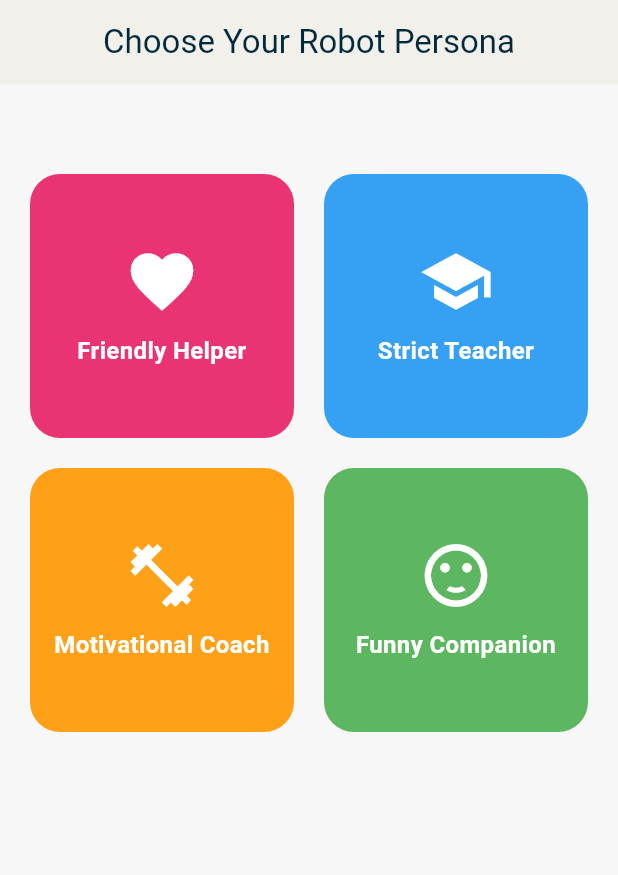
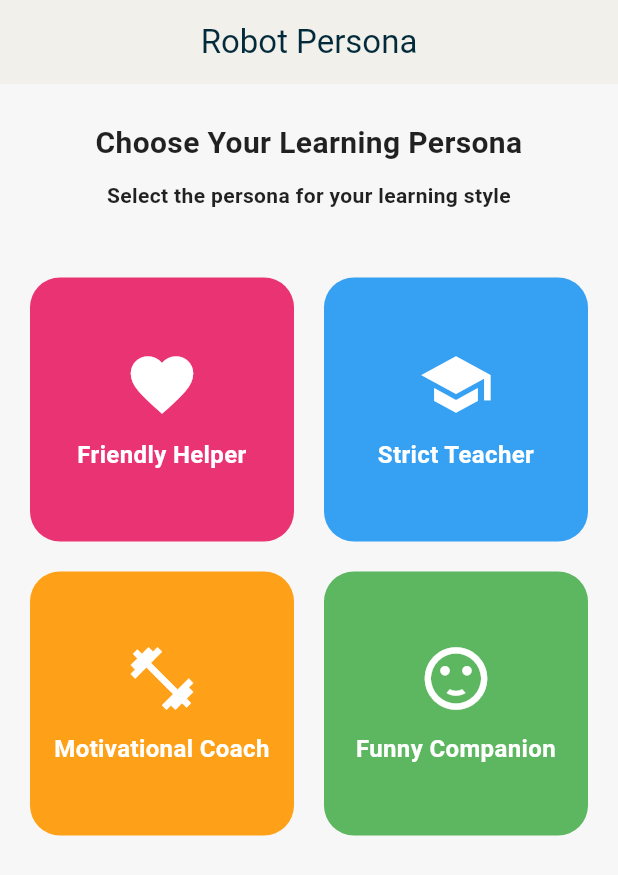
Before and after one commit to EleonoraVis1/Robot-Tutor, a Flutter app: the ScreenBayminStudent screen opened by its route, on a phone screen of 412 x 824 dp. Shown: the top 875 px of the screen. Run offline on Flutter 3.47's test engine with Material 3 defaults, Android fonts, the phone set to English and light mode, and no system bars; our stand-ins replace cloud_firestore, file_picker, firebase_auth, firebase_core, firebase_messaging, firebase_storage and 9 more; missing offline and left inert: flutter_web_bluetooth; accounts and stored records are empty; project files that could hold a hidden picture were left out.

Commit message:
Updated Persona page to include some text instead of having a basic selection screen.

```diff
--- a/lib/screens/general/students/screen_baymin_student.dart
+++ b/lib/screens/general/students/screen_baymin_student.dart
@@ -52,7 +52,7 @@ class _ScreenBaymindStudentState extends ConsumerState<ScreenBayminStudent> {
 
     return Scaffold(
       appBar: AppBar(
-        title: const Text("Choose Your Robot Persona"),
+        title: const Text("Robot Persona"),
         centerTitle: true,
       ),
       body: personaAsync.when(
@@ -61,10 +61,26 @@ class _ScreenBaymindStudentState extends ConsumerState<ScreenBayminStudent> {
         data: (currentPersona) {
           return Column(
             children: [
-              const SizedBox(height: 40),
-
+              const SizedBox(height: 25),
+              const Text(
+                "Choose Your Learning Persona",
+                textAlign: TextAlign.center,
+                style: TextStyle(
+                  fontWeight: FontWeight.bold,
+                  fontSize: 20,
+                ),
+              ),
+              const SizedBox(height: 10),
+              const Text(
+                "Select the persona for your learning style",
+                textAlign: TextAlign.center,
+                style: TextStyle(
+                  fontWeight: FontWeight.w600,
+                  fontSize: 14
+                ),
+              ),
+              const SizedBox(height: 25),
               Expanded(
-
                   child: GridView.builder(
                     padding: const EdgeInsets.all(20),
 
```
